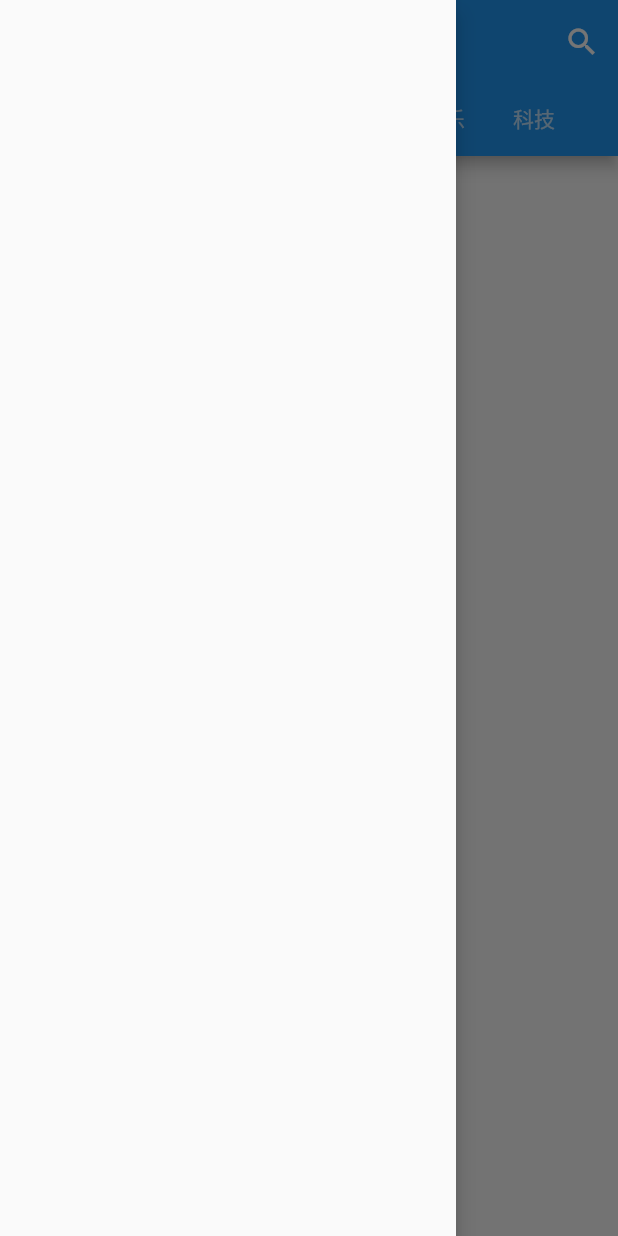
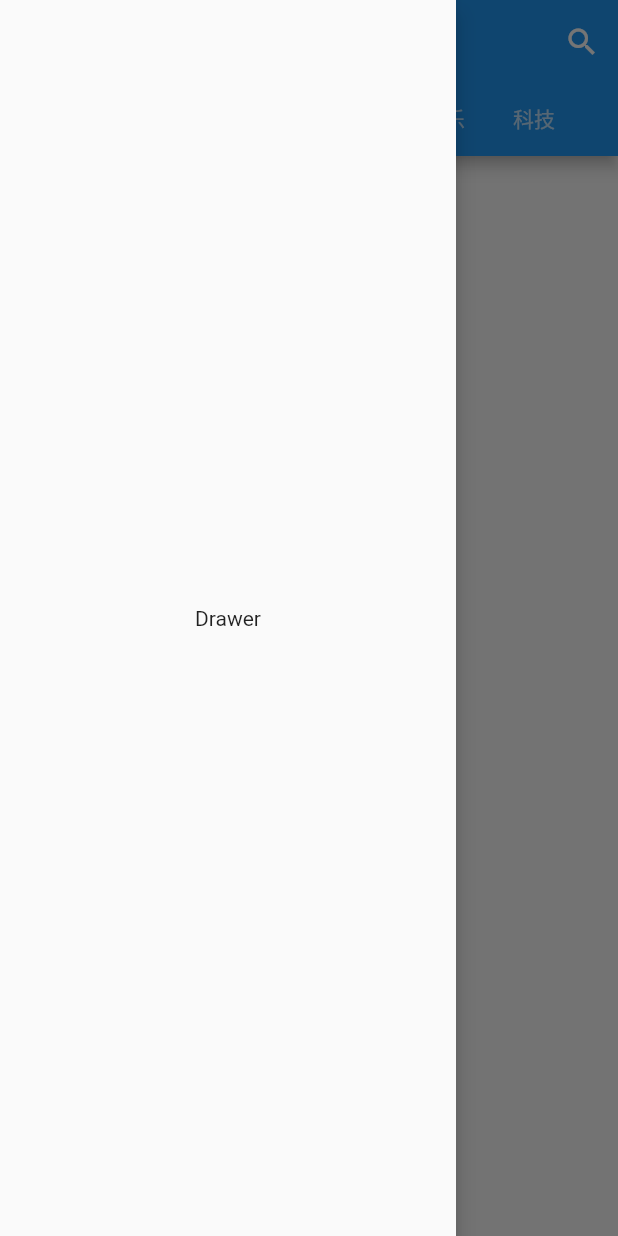
Before and after one commit to Misutesu/our_news_flutter, a Flutter app: the screen it shows after launch, with the side drawer open, on a phone screen of 412 x 824 dp. Run offline on Flutter 3.47's test engine with Material 2 defaults, Android fonts, the phone set to English and light mode, and no system bars; our stand-ins replace cached_network_image, dio.

Commit message:
复用问题

```diff
--- a/lib/bean/new.dart
+++ b/lib/bean/new.dart
@@ -36,7 +36,7 @@ class New {
     var newsData = data['data']['news'];
     for (var newData in newsData) {
       var managerData = newData['manager'];
-      news.add(new New(
+      news.add(New(
           id: newData['id'],
           title: newData['title'],
           cover: newData['cover'],
@@ -46,7 +46,7 @@ class New {
           type: int.parse(newData['type']),
           collectionNum: newData['collection_num'],
           historyNum: newData['history_num'],
-          managerUser: new ManagerUser(
+          managerUser: ManagerUser(
               id: managerData['id'],
               nickName: managerData['nick_name'],
               sex: managerData['sex'],
--- a/lib/main.dart
+++ b/lib/main.dart
@@ -1,6 +1,7 @@
 import 'package:flutter/material.dart';
 import 'package:our_news_flutter/home.dart';
 import 'package:our_news_flutter/type.dart';
+import 'package:our_news_flutter/bean/new.dart';
 
 void main() => runApp(new TabWidget());
 
@@ -17,9 +18,7 @@ var temp = new TabData(type: 1, title: "");
 
 class TabWidget extends StatefulWidget {
   @override
-  State<StatefulWidget> createState() {
-    return new _TabWidgetState();
-  }
+  State<StatefulWidget> createState() => _TabWidgetState();
 }
 
 class _TabWidgetState extends State<TabWidget> {
@@ -30,7 +29,7 @@ class _TabWidgetState extends State<TabWidget> {
   void initState() {
     super.initState();
 
-    themeData = new ThemeData(primaryColor: Colors.blue);
+    themeData = ThemeData(primaryColor: Colors.blue);
   }
 
   @override
@@ -38,42 +37,47 @@ class _TabWidgetState extends State<TabWidget> {
     return new MaterialApp(
       title: "OurNews",
       theme: themeData,
-      home: new DefaultTabController(
+      home: DefaultTabController(
           length: tabList.length,
-          child: new Scaffold(
-            appBar: new AppBar(
-              title: new Text(title),
+          child: Scaffold(
+            appBar: AppBar(
+              title: Text(title),
               actions: <Widget>[
-                new IconButton(
+                IconButton(
                   icon: const Icon(
                     Icons.search,
                     color: Colors.white,
                   ),
-                  tooltip: 'Search',
+                  tooltip: '搜索',
                   onPressed: null,
                 )
               ],
-              bottom: new TabBar(
+              bottom: TabBar(
                   isScrollable: true,
                   tabs: tabList.map((TabData tabData) {
-                    return new Tab(
+                    return Tab(
                       text: tabData.title,
                     );
                   }).toList()),
             ),
-            drawer: new Drawer(
-              child: null,
+            drawer: Drawer(
+              child: Center(
+                child: Text("Drawer"),
+              ),
               elevation: 6,
             ),
-            body: new TabBarView(
+            body: TabBarView(
                 children: tabList.map((TabData tabData) {
               if (tabData.type == 0) {
-                return new Padding(
+                return Padding(
                   padding: const EdgeInsets.all(16.0),
-                  child: new Text("Test"),
+                  child: Text("Test"),
                 );
               } else {
-                return new TypeWidget(tabData);
+                return TypeWidget(
+                  key: Key(tabData.type.toString()),
+                  tabData: tabData,
+                );
               }
             }).toList()),
           )),
@@ -86,4 +90,5 @@ class TabData {
 
   final int type;
   final String title;
+  final List<New> newList = [];
 }
```
Also changed, not shown: lib/type.dart (+93 -41 lines).
